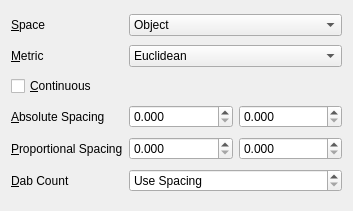
Before: the Qt Designer form src/strokeeditorwidget.ui in not-surt/GfxPaint, drawn with Qt 5.
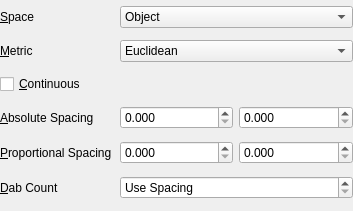
After: the same form once the commit is applied.

The edit to the form file:
```diff
--- a/src/strokeeditorwidget.ui
+++ b/src/strokeeditorwidget.ui
@@ -20,6 +20,18 @@
    <string>Form</string>
   </property>
   <layout class="QGridLayout" name="gridLayout" columnstretch="1,1,1">
+   <property name="leftMargin">
+    <number>0</number>
+   </property>
+   <property name="topMargin">
+    <number>0</number>
+   </property>
+   <property name="rightMargin">
+    <number>0</number>
+   </property>
+   <property name="bottomMargin">
+    <number>0</number>
+   </property>
    <item row="4" column="2">
     <widget class="QDoubleSpinBox" name="proportionalSpacingHeightSpinBox">
      <property name="decimals">
```
